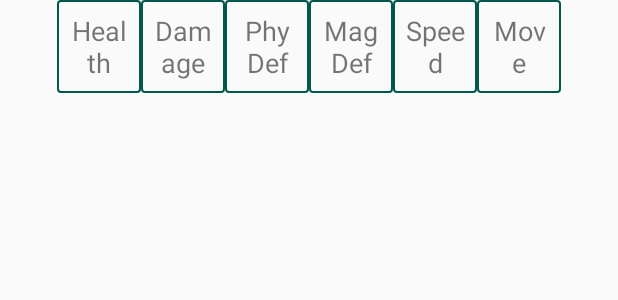
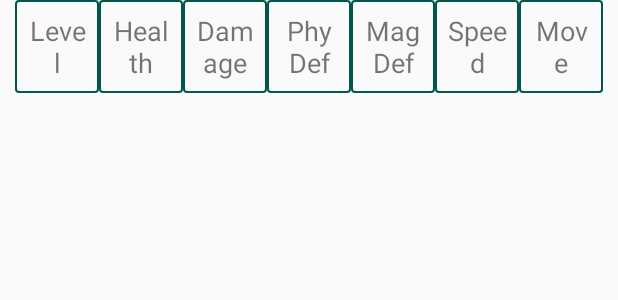
Before and after one commit to cnkaptan/TMonsterWiki, an Android app: the layout item_layout_levels.xml on its own in the app's theme, with its tools: preview values and no code run, on a phone screen of 412 x 824 dp. Shown: the top 300 px of the screen. Run offline under Robolectric (Android 15) with nearby library versions, the phone set to English and light mode, and no system bars; network calls fail.

Commit message:
added:level numbers in level header

```diff
--- a/app/src/main/java/com/cnkaptan/tmonsterswiki/ui/adapter/MonsterLevelAdapter.kt
+++ b/app/src/main/java/com/cnkaptan/tmonsterswiki/ui/adapter/MonsterLevelAdapter.kt
@@ -23,6 +23,7 @@ class MonsterLevelAdapter(private val context: Context) :
 
     override fun onBindViewHolder(holder: MonsterLevelViewHolder, position: Int) {
         val monsterLevel = monsterLevels[position]
+        holder.tvLevel.text=monsterLevel.level.toString()
         holder.tvHealth.text = monsterLevel.hp.toString()
         holder.tvDamage.text = monsterLevel.dmg.toString()
         holder.tvPhyDefence.text = monsterLevel.phyDef.toString()
@@ -37,6 +38,7 @@ class MonsterLevelAdapter(private val context: Context) :
     }
 
     class MonsterLevelViewHolder(itemView: View) : RecyclerView.ViewHolder(itemView) {
+        val tvLevel: TextView = itemView.findViewById(R.id.tvLevel)
         val tvHealth: TextView = itemView.findViewById(R.id.tvHealth)
         val tvDamage: TextView = itemView.findViewById(R.id.tvDamage)
         val tvMagDefence: TextView = itemView.findViewById(R.id.tvMagDefence)
--- a/app/src/main/res/layout/item_layout_levels.xml
+++ b/app/src/main/res/layout/item_layout_levels.xml
@@ -8,6 +8,15 @@
             android:layout_height="wrap_content"
             android:rowCount="6"
             android:orientation="horizontal">
+        <TextView
+                android:id="@+id/tvLevel"
+                android:layout_width="56dp"
+                android:layout_height="match_parent"
+                android:layout_gravity="top"
+                android:background="@drawable/level_content_cell"
+                android:text="Level"
+                android:textAlignment="center"
+                android:textSize="18sp" />
 
         <TextView
                 android:id="@+id/tvHealth"
```
Also changed, not shown: app/src/main/res/layout/monster_level_header.xml (+8 -0 lines).
